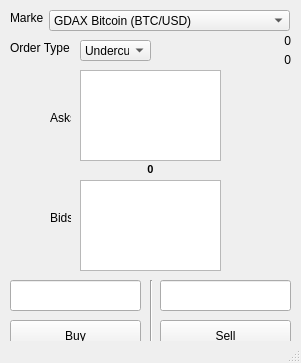
This is interface.ui in jujum4n/EVTrader as Qt 5 draws it before an edit. The edited form follows.
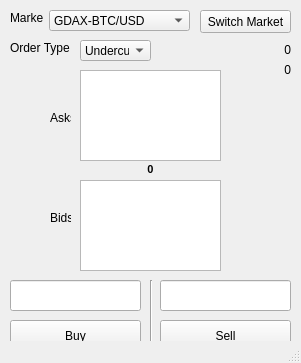
This is the edited form.

Commit message: Added market switching ability, updated ui slightly.

```diff
--- a/interface.ui
+++ b/interface.ui
@@ -75,13 +75,13 @@
      <rect>
       <x>49</x>
       <y>10</y>
-      <width>241</width>
+      <width>141</width>
       <height>21</height>
      </rect>
     </property>
     <item>
      <property name="text">
-      <string>GDAX Bitcoin (BTC/USD)</string>
+      <string>GDAX-BTC/USD</string>
      </property>
     </item>
     <item>
@@ -126,9 +126,9 @@
    <widget class="QLabel" name="usdHeldValueLabel">
     <property name="geometry">
      <rect>
-      <x>160</x>
-      <y>31</y>
-      <width>131</width>
+      <x>230</x>
+      <y>60</y>
+      <width>61</width>
       <height>20</height>
      </rect>
     </property>
@@ -143,7 +143,7 @@
     <property name="geometry">
      <rect>
       <x>160</x>
-      <y>50</y>
+      <y>40</y>
       <width>131</width>
       <height>20</height>
      </rect>
@@ -261,6 +261,19 @@
      <enum>Qt::Vertical</enum>
     </property>
    </widget>
+   <widget class="QPushButton" name="switchMarketPushButton">
+    <property name="geometry">
+     <rect>
+      <x>200</x>
+      <y>10</y>
+      <width>91</width>
+      <height>23</height>
+     </rect>
+    </property>
+    <property name="text">
+     <string>Switch Market</string>
+    </property>
+   </widget>
   </widget>
   <widget class="QMenuBar" name="menubar">
    <property name="geometry">
```
Left out of the diff: 9 changed lines with no effect on the pictures. The commit also changes 4 other files.
